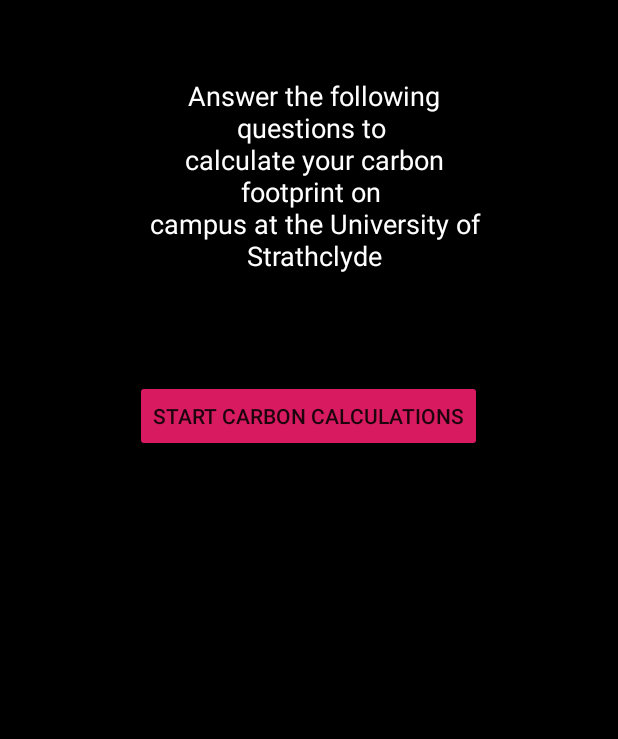
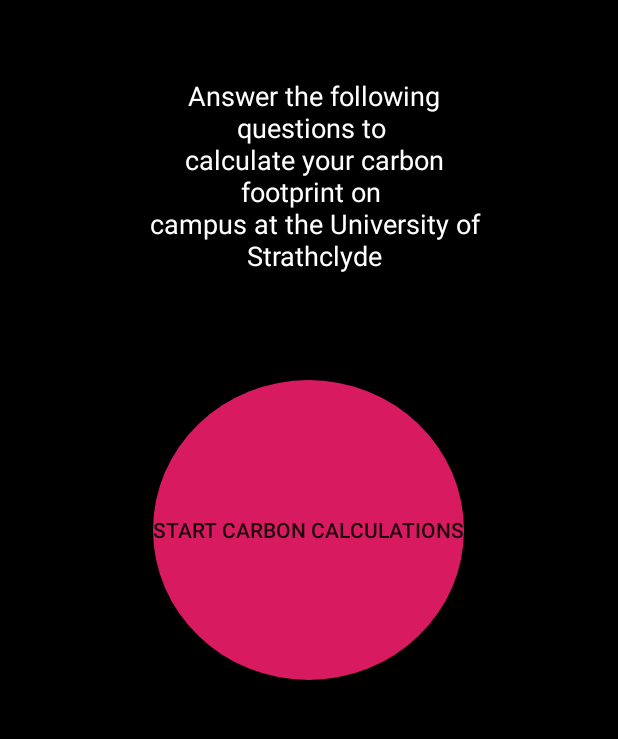
Before and after one commit to ahill993/Carbon-Footprint, an Android app: the screen it shows after launch (MainActivity), on a phone screen of 412 x 824 dp, the part 227-966 px from its top. Run offline under Robolectric (Android 15) with nearby library versions, the phone set to English and light mode, and no system bars.

Commit message:
Add files via upload

```diff
--- a/app/src/main/res/layout/activity_main.xml
+++ b/app/src/main/res/layout/activity_main.xml
@@ -51,6 +51,7 @@
         android:layout_marginTop="65dp"
         android:layout_marginEnd="89dp"
         android:layout_marginRight="89dp"
+        android:background="@drawable/button_circle"
         android:backgroundTint="@color/colorAccent"
         android:onClick="openSurvey"
         android:text="Start Carbon Calculations"
```
